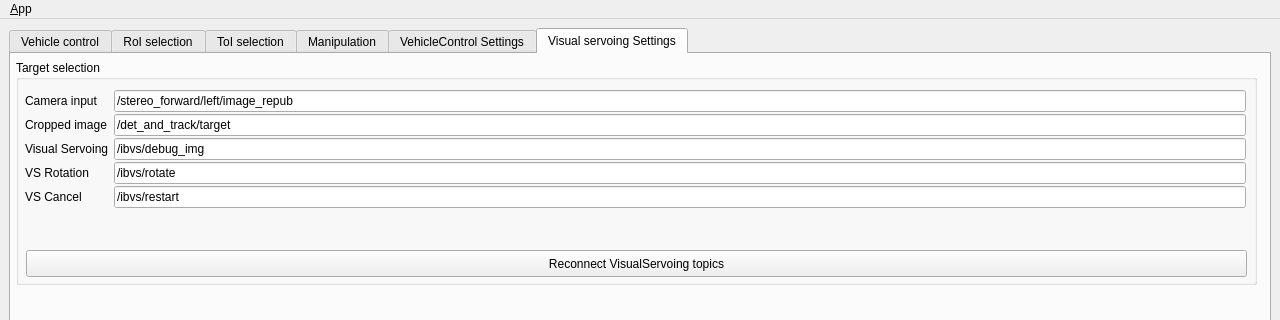
Above: ui/main_window.ui from jcgarsan/merbots_gui before the change; both pictures show x 0 to 1280 and y 0 to 320 of the 1280 by 750 pixel window. Below: the same form after it.
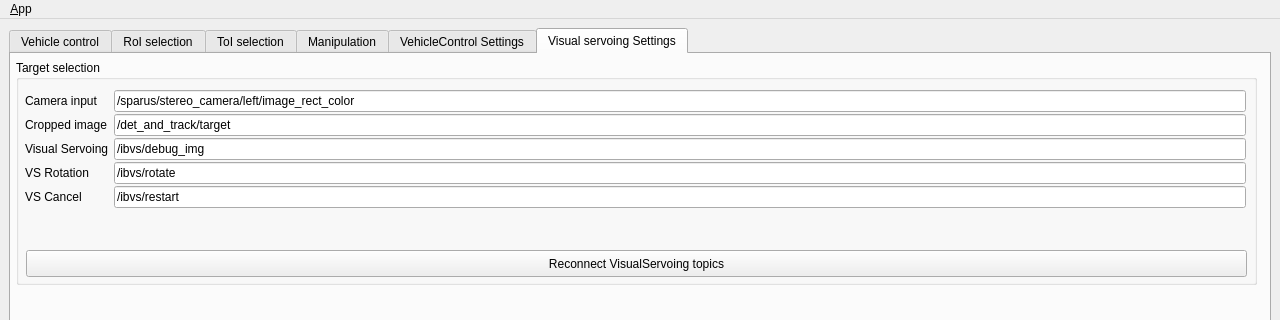
That is the form after the change. The open tabs and pages were chosen to show the change. Icons and pictures are not drawn.

```diff
--- a/ui/main_window.ui
+++ b/ui/main_window.ui
@@ -2400,7 +2400,7 @@
                <item row="0" column="1">
                 <widget class="QLineEdit" name="vsCameraInput">
                  <property name="text">
-                  <string>/stereo_forward/left/image_repub</string>
+                  <string>/sparus/stereo_camera/left/image_rect_color</string>
                  </property>
                 </widget>
                </item>
```
